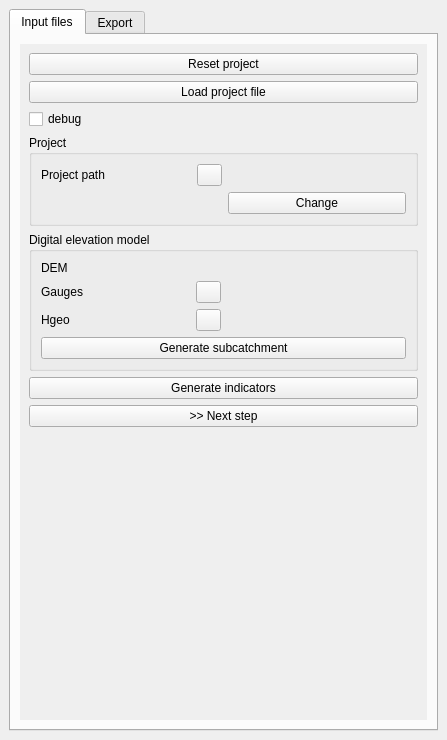
Qt form hrudelin_dockwidget_base.ui (inrae/hru-delin-qgis) before a commit.
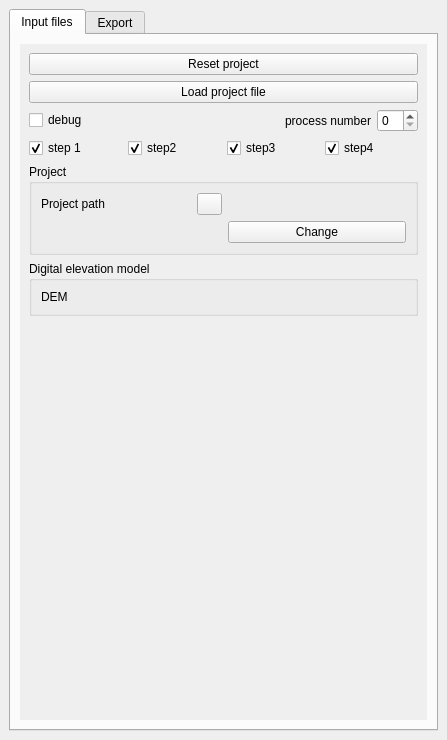
The same form after that commit. Custom widgets are drawn as their Qt base class.

Commit message: let user choose which steps to run, with how many processes

What changed in the file:
```diff
--- a/hrudelin_dockwidget_base.ui
+++ b/hrudelin_dockwidget_base.ui
@@ -85,11 +85,82 @@
              </widget>
             </item>
             <item>
-             <widget class="QCheckBox" name="debugCheck">
-              <property name="text">
-               <string>debug</string>
-              </property>
-             </widget>
+             <layout class="QHBoxLayout" name="horizontalLayout_5">
+              <item>
+               <widget class="QCheckBox" name="debugCheck">
+                <property name="text">
+                 <string>debug</string>
+                </property>
+               </widget>
+              </item>
+              <item>
+               <spacer name="horizontalSpacer">
+                <property name="orientation">
+                 <enum>Qt::Horizontal</enum>
+                </property>
+                <property name="sizeHint" stdset="0">
+                 <size>
+                  <width>40</width>
+                  <height>20</height>
+                 </size>
+                </property>
+               </spacer>
+              </item>
+              <item>
+               <widget class="QLabel" name="nbProcessLabel">
+                <property name="text">
+                 <string>process number</string>
+                </property>
+               </widget>
+              </item>
+              <item>
+               <widget class="QSpinBox" name="nbProcessSpin"/>
+              </item>
+             </layout>
+            </item>
+            <item>
+             <layout class="QHBoxLayout" name="horizontalLayout_3">
+              <item>
+               <widget class="QCheckBox" name="step1Check">
+                <property name="text">
+                 <string>step 1</string>
+                </property>
+                <property name="checked">
+                 <bool>true</bool>
+                </property>
+               </widget>
+              </item>
+              <item>
+               <widget class="QCheckBox" name="step2Check">
+                <property name="text">
+                 <string>step2</string>
+                </property>
+                <property name="checked">
+                 <bool>true</bool>
+                </property>
+               </widget>
+              </item>
+              <item>
+               <widget class="QCheckBox" name="step3Check">
+                <property name="text">
+                 <string>step3</string>
+                </property>
+                <property name="checked">
+                 <bool>true</bool>
+                </property>
+               </widget>
+              </item>
+              <item>
+               <widget class="QCheckBox" name="step4Check">
+                <property name="text">
+                 <string>step4</string>
+                </property>
+                <property name="checked">
+                 <bool>true</bool>
+                </property>
+               </widget>
+              </item>
+             </layout>
             </item>
             <item>
              <widget class="QGroupBox" name="projectBox">
@@ -213,81 +284,6 @@
                    </property>
                   </widget>
                  </item>
-                 <item row="1" column="0">
-                  <layout class="QHBoxLayout" name="horizontalLayout_5">
-                   <item>
-                    <widget class="QLabel" name="studyAreaLabel">
-                     <property name="minimumSize">
-                      <size>
-                       <width>0</width>
-                       <height>0</height>
-                      </size>
-                     </property>
-                     <property name="maximumSize">
-                      <size>
-                       <width>250</width>
-                       <height>16777215</height>
-                      </size>
-                     </property>
-                     <property name="text">
-                      <string>Gauges</string>
-                     </property>
-                     <property name="wordWrap">
-                      <bool>true</bool>
-                     </property>
-                    </widget>
-                   </item>
-                   <item>
-                    <widget class="QPushButton" name="studyHelpButton">
-                     <property name="sizePolicy">
-                      <sizepolicy hsizetype="Fixed" vsizetype="Fixed">
-                       <horstretch>0</horstretch>
-                       <verstretch>0</verstretch>
-                      </sizepolicy>
-                     </property>
-                     <property name="maximumSize">
-                      <size>
-                       <width>25</width>
-                       <height>16777215</height>
-                      </size>
-                     </property>
-                     <property name="text">
-                      <string/>
-                     </property>
-                    </widget>
-                   </item>
-                  </layout>
-                 </item>
-                 <item row="2" column="0">
-                  <layout class="QHBoxLayout" name="horizontalLayout_3">
-                   <item>
-                    <widget class="QLabel" name="subcatchmentLabel">
-                     <property name="text">
-                      <string>Hgeo</string>
-                     </property>
-                    </widget>
-                   </item>
-                   <item>
-                    <widget class="QPushButton" name="subcatchmentHelpButton">
-                     <property name="sizePolicy">
-                      <sizepolicy hsizetype="Fixed" vsizetype="Fixed">
-                       <horstretch>0</horstretch>
-                       <verstretch>0</verstretch>
-                      </sizepolicy>
-                     </property>
-                     <property name="maximumSize">
-                      <size>
-                       <width>25</width>
-                       <height>16777215</height>
-                      </size>
-                     </property>
-                     <property name="text">
-                      <string/>
-                     </property>
-                    </widget>
-                   </item>
-                  </layout>
-                 </item>
                  <item row="0" column="0">
                   <widget class="QLabel" name="demFileLabel">
                    <property name="enabled">
@@ -313,52 +309,11 @@
                    </property>
                   </widget>
                  </item>
-                 <item row="2" column="1">
-                  <widget class="QgsFileWidget" name="mQgsFileSubcatchment">
-                   <property name="filter">
-                    <string>*.tif *.map *.shp *.gpkg ;; All files (*)</string>
-                   </property>
-                  </widget>
-                 </item>
-                 <item row="1" column="1">
-                  <widget class="QgsFileWidget" name="mQgsFileStudyArea">
-                   <property name="filter">
-                    <string>*.tif *.map *.shp *.gpkg ;; All files (*)</string>
-                   </property>
-                  </widget>
-                 </item>
                 </layout>
                </item>
-               <item>
-                <widget class="QPushButton" name="generateCatchmentBtn">
-                 <property name="sizePolicy">
-                  <sizepolicy hsizetype="Minimum" vsizetype="Fixed">
-                   <horstretch>0</horstretch>
-                   <verstretch>0</verstretch>
-                  </sizepolicy>
-                 </property>
-                 <property name="text">
-                  <string>Generate subcatchment</string>
-                 </property>
-                </widget>
-               </item>
               </layout>
              </widget>
             </item>
-            <item>
-             <widget class="QPushButton" name="generateIndicatorsBtn">
-              <property name="text">
-               <string>Generate indicators</string>
-              </property>
-             </widget>
-            </item>
-            <item>
-             <widget class="QPushButton" name="afterIndicatorsButton">
-              <property name="text">
-               <string>&gt;&gt; Next step</string>
-              </property>
-             </widget>
-            </item>
             <item>
              <spacer name="verticalSpacer">
               <property name="orientation">
```
The commit also changes 1 other file.
